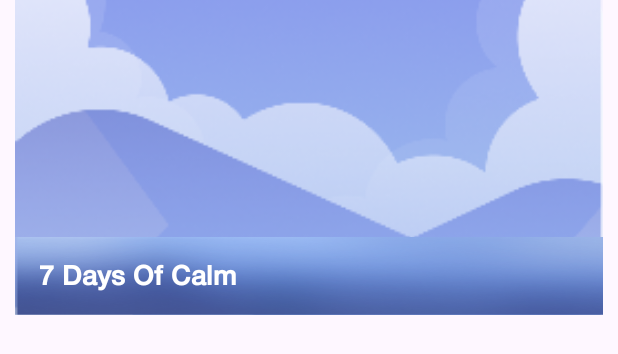
After one commit to Suslanium/SilentMoon, an Android app: the layout meditate_v2_viewholder.xml on its own in the app's theme, with its tools: preview values and no code run, on a phone screen of 412 x 824 dp. The commit adds this screen. Shown: the top 354 px of the screen. Run offline under Robolectric (Android 15) with nearby library versions, the phone set to English and light mode, and no system bars.

Commit message:
Meditate V2 Fragment pt.2

```diff
--- a/app/src/main/java/com/suslanium/silentmoon/choosetopic/TopicAdapter.kt
+++ b/app/src/main/java/com/suslanium/silentmoon/choosetopic/TopicAdapter.kt
@@ -29,8 +29,8 @@
 
         fun bind(topicInfo: TopicInfo) = with(binding) {
             val layoutParams = binding.topicHolderRoot.layoutParams as FrameLayout.LayoutParams
-            layoutParams.height = if (topicInfo.isSmall) context.resources.getDimensionPixelSize(R.dimen.topic_item_small_height) else context.resources.getDimensionPixelSize(
-                R.dimen.topic_item_height
+            layoutParams.height = if (topicInfo.isSmall) context.resources.getDimensionPixelSize(R.dimen.item_small_height) else context.resources.getDimensionPixelSize(
+                R.dimen.item_height
             )
             binding.topicHolderRoot.backgroundTintList = context.getColorStateList(topicInfo.topicBackgroundColorId)
             topicTitle.setTextColor(context.getColor(topicInfo.topicTitleColorId))
--- a/app/src/main/res/drawable/topic_viewholder_bg.xml
+++ b/app/src/main/res/drawable/topic_viewholder_bg.xml
@@ -1,8 +1,5 @@
 <?xml version="1.0" encoding="utf-8"?>
 <shape xmlns:android="http://schemas.android.com/apk/res/android">
     <solid android:color="@color/white"/>
-    <corners android:bottomRightRadius="10dp"
-        android:bottomLeftRadius="10dp"
-        android:topRightRadius="10dp"
-        android:topLeftRadius="10dp"/>
+    <corners android:radius="10dp"/>
 </shape>
--- a/app/src/main/res/layout/fragment_home.xml
+++ b/app/src/main/res/layout/fragment_home.xml
@@ -79,7 +79,7 @@
         <FrameLayout
             android:id="@+id/basics_card"
             android:layout_width="0dp"
-            android:layout_height="@dimen/topic_item_height"
+            android:layout_height="@dimen/item_height"
             android:layout_marginStart="@dimen/margin_small"
             android:layout_marginTop="30dp"
             android:layout_marginEnd="10dp"
@@ -149,7 +149,7 @@
         <FrameLayout
             android:id="@+id/relaxation_card"
             android:layout_width="0dp"
-            android:layout_height="@dimen/topic_item_height"
+            android:layout_height="@dimen/item_height"
             android:layout_marginStart="10dp"
             android:layout_marginTop="30dp"
             android:layout_marginEnd="@dimen/margin_small"
--- /dev/null
+++ b/app/src/main/res/layout/meditate_v2_viewholder.xml
@@ -0,0 +1,43 @@
+<?xml version="1.0" encoding="utf-8"?>
+<FrameLayout xmlns:android="http://schemas.android.com/apk/res/android"
+    xmlns:app="http://schemas.android.com/apk/res-auto"
+    android:layout_width="match_parent"
+    android:layout_height="@dimen/item_height"
+    android:layout_marginStart="10dp"
+    android:layout_marginEnd="10dp"
+    android:layout_marginBottom="@dimen/margin_small"
+    android:background="@drawable/topic_viewholder_bg"
+    android:outlineProvider="background">
+
+    <ImageView
+        android:id="@+id/meditate_v2_holder_background"
+        android:layout_width="match_parent"
+        android:layout_height="match_parent"
+        android:importantForAccessibility="no"
+        android:scaleType="centerCrop"
+        app:srcCompat="@drawable/meditate_card_one_bg" />
+
+    <ImageView
+        android:id="@+id/meditate_v2_holder_blur"
+        android:layout_width="match_parent"
+        android:layout_height="wrap_content"
+        android:layout_gravity="bottom"
+        android:importantForAccessibility="no"
+        android:scaleType="fitXY"
+        app:srcCompat="@drawable/meditate_card_one_blur" />
+
+    <TextView
+        android:id="@+id/meditate_v2_holder_title"
+        android:layout_width="wrap_content"
+        android:layout_height="wrap_content"
+        android:layout_gravity="bottom|start"
+        android:layout_marginStart="16dp"
+        android:layout_marginBottom="16dp"
+        android:fontFamily="@font/helvetica_neue_medium"
+        android:lineSpacingExtra="1sp"
+        android:text="@string/seven_days_of_calm"
+        android:textColor="@color/white"
+        android:maxLines="1"
+        android:textSize="18sp"
+        android:textStyle="bold" />
+</FrameLayout>
--- a/app/src/main/res/layout/topic_viewholder.xml
+++ b/app/src/main/res/layout/topic_viewholder.xml
@@ -8,7 +8,7 @@
     <FrameLayout
         android:id="@+id/topic_holder_root"
         android:layout_width="match_parent"
-        android:layout_height="@dimen/topic_item_height"
+        android:layout_height="@dimen/item_height"
         android:layout_marginStart="@dimen/topic_item_horizontal_margin"
         android:layout_marginEnd="@dimen/topic_item_horizontal_margin"
         android:layout_marginBottom="@dimen/margin_small"
--- a/app/src/main/res/values/colors.xml
+++ b/app/src/main/res/values/colors.xml
@@ -35,4 +35,6 @@
     <color name="music_v2_background">#FAF7F2</color>
     <color name="music_v2_fab_bg">#B6B8BF</color>
     <color name="light_gray">#A0A3B1</color>
+    <color name="gray">#5A6175</color>
+    <color name="daily_calm_bg">#F1DDCF</color>
 </resources>
--- a/app/src/main/res/values/dimens.xml
+++ b/app/src/main/res/values/dimens.xml
@@ -4,8 +4,8 @@
     <dimen name="margin_medium">30dp</dimen>
     <dimen name="text_field_height">63dp</dimen>
     <dimen name="topic_item_width">150dp</dimen>
-    <dimen name="topic_item_small_height">167dp</dimen>
-    <dimen name="topic_item_height">210dp</dimen>
+    <dimen name="item_small_height">167dp</dimen>
+    <dimen name="item_height">210dp</dimen>
     <dimen name="topic_item_horizontal_margin">10dp</dimen>
     <dimen name="margin_small">20dp</dimen>
     <dimen name="chip_day_size">40dp</dimen>
```
Also changed, not shown: app/src/main/java/com/suslanium/silentmoon/common/multiselect/MultiSelectAdapter.kt (+7 -7 lines), app/src/main/java/com/suslanium/silentmoon/meditatev2/MeditateV2Fragment.kt (+10 -0 lines), app/src/main/java/com/suslanium/silentmoon/meditatev2/MeditationAdapter.kt (added, +62 -0 lines), app/src/main/java/com/suslanium/silentmoon/meditatev2/MeditationInfo.kt (added, +43 -0 lines), app/src/main/res/drawable/play_button_dark.xml (added, +12 -0 lines), app/src/main/res/layout/fragment_meditate_v2.xml (+108 -2 lines).
